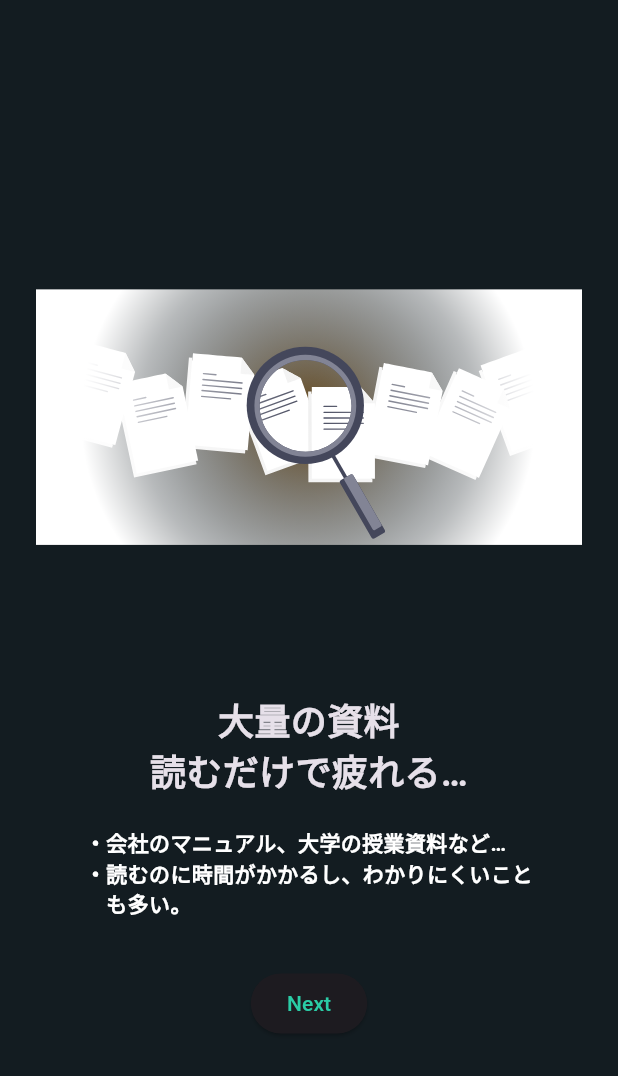
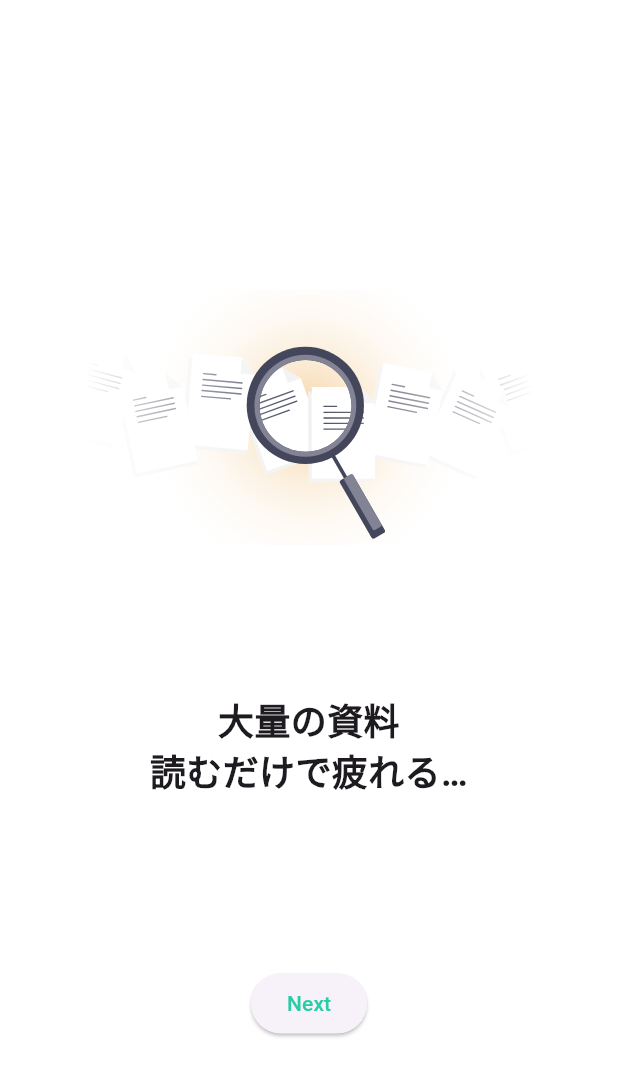
Before and after one commit to yuuuuukiiiiii-kiiiiikuchiii/DocChat-Mobile, a Flutter app: the screen it shows after launch, on a phone screen of 412 x 824 dp. Shown: the top 1076 px of the screen. Run offline on Flutter 3.47's test engine with Material 3 defaults, Android fonts, the phone set to English and light mode, and no system bars; our stand-ins replace device_info_plus, dio, file_picker, flutter_dotenv, flutter_native_splash, flutter_riverpod and 8 more; missing offline and left inert: flutter_pdfview, pdfx; generated files the repository leaves out were written again.

Commit message:
Switch app theme to light with white background

```diff
--- a/lib/main.dart
+++ b/lib/main.dart
@@ -30,9 +30,9 @@ class MyApp extends ConsumerWidget {
     return MaterialApp.router(
       debugShowCheckedModeBanner: false,
       title: 'rag_faq_doc',
-      theme: ThemeData.dark(
-        useMaterial3: true,
-      ).copyWith(scaffoldBackgroundColor: Color.fromRGBO(19, 28, 33, 1)),
+      theme: ThemeData.light(useMaterial3: true).copyWith(
+        scaffoldBackgroundColor: Colors.white,
+      ),
       routerConfig: router,
     );
   }
```
